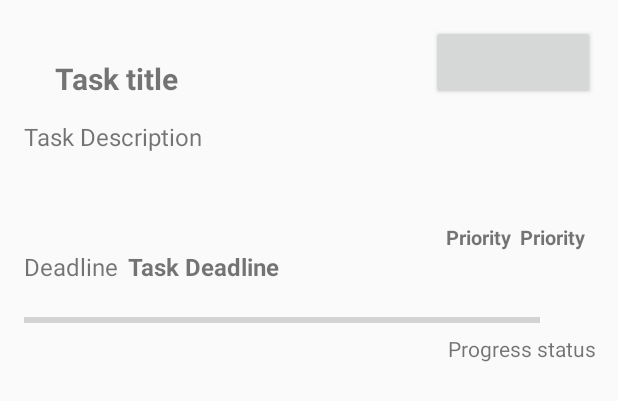
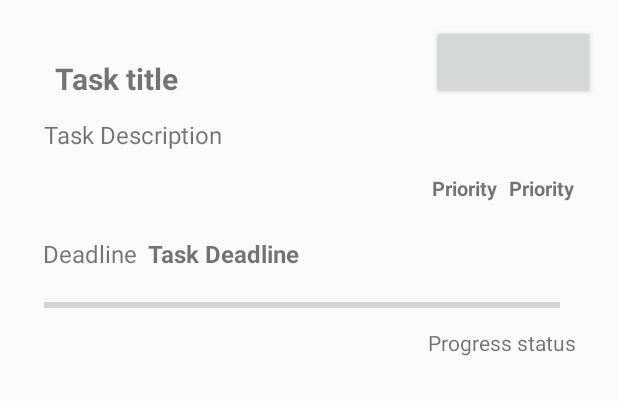
Before and after one commit to AndreaKatona/Projekt-Android-vegleges, an Android app: the layout tasks_list_item.xml on its own in the app's theme, with its tools: preview values and no code run, on a phone screen of 412 x 824 dp. Shown: the top 401 px of the screen. Run offline under Robolectric (Android 15) with nearby library versions, the phone set to English and light mode, and no system bars.

Commit message:
par ui valtoztatas

```diff
--- a/project_retrofit.app/src/main/res/layout/tasks_list_item.xml
+++ b/project_retrofit.app/src/main/res/layout/tasks_list_item.xml
@@ -43,10 +43,9 @@
         android:textStyle="bold"
         app:layout_constraintBottom_toBottomOf="parent"
         app:layout_constraintEnd_toEndOf="parent"
-        app:layout_constraintHorizontal_bias="0.94"
+        app:layout_constraintHorizontal_bias="0.921"
         app:layout_constraintStart_toStartOf="parent"
-        app:layout_constraintTop_toTopOf="parent"
-        app:layout_constraintVertical_bias="0.642" />
+        app:layout_constraintTop_toTopOf="parent" />
 
     <TextView
         android:id="@+id/priorityTextView"
@@ -57,10 +56,35 @@
         android:textStyle="bold"
         app:layout_constraintBottom_toBottomOf="parent"
         app:layout_constraintEnd_toStartOf="@+id/my_task_priority_view"
-        app:layout_constraintHorizontal_bias="0.98"
+        app:layout_constraintHorizontal_bias="0.973"
+        app:layout_constraintStart_toStartOf="parent"
+        app:layout_constraintTop_toTopOf="parent" />
+
+    <TextView
+        android:id="@+id/my_task_description_view"
+        android:layout_width="366dp"
+        android:layout_height="37dp"
+        android:ellipsize="end"
+        android:text="@string/task_description"
+        android:textSize="16sp"
+        app:layout_constraintBottom_toBottomOf="parent"
+        app:layout_constraintEnd_toEndOf="parent"
+        app:layout_constraintHorizontal_bias="0.644"
         app:layout_constraintStart_toStartOf="parent"
         app:layout_constraintTop_toTopOf="parent"
-        app:layout_constraintVertical_bias="0.642" />
+        app:layout_constraintVertical_bias="0.37" />
+
+    <ProgressBar
+        android:id="@+id/progressBar"
+        style="?android:attr/progressBarStyleHorizontal"
+        android:layout_width="344dp"
+        android:layout_height="30dp"
+        app:layout_constraintBottom_toBottomOf="parent"
+        app:layout_constraintEnd_toEndOf="parent"
+        app:layout_constraintHorizontal_bias="0.432"
+        app:layout_constraintStart_toStartOf="parent"
+        app:layout_constraintTop_toTopOf="parent"
+        app:layout_constraintVertical_bias="0.859" />
 
     <TextView
         android:id="@+id/my_task_deadline_view"
@@ -71,48 +95,10 @@
         android:textStyle="bold"
         app:layout_constraintBottom_toBottomOf="parent"
         app:layout_constraintEnd_toEndOf="parent"
-        app:layout_constraintHorizontal_bias="0.497"
+        app:layout_constraintHorizontal_bias="0.573"
         app:layout_constraintStart_toStartOf="parent"
         app:layout_constraintTop_toTopOf="parent"
-        app:layout_constraintVertical_bias="0.735" />
-
-    <TextView
-        android:id="@+id/my_task_description_view"
-        android:layout_width="373dp"
-        android:layout_height="61dp"
-        android:ellipsize="end"
-        android:text="@string/task_description"
-        android:textSize="16sp"
-        app:layout_constraintBottom_toBottomOf="parent"
-        app:layout_constraintEnd_toEndOf="parent"
-        app:layout_constraintHorizontal_bias="0.421"
-        app:layout_constraintStart_toStartOf="parent"
-        app:layout_constraintTop_toTopOf="parent"
-        app:layout_constraintVertical_bias="0.423" />
-
-    <ProgressBar
-        android:id="@+id/progressBar"
-        style="?android:attr/progressBarStyleHorizontal"
-        android:layout_width="344dp"
-        android:layout_height="30dp"
-        app:layout_constraintBottom_toBottomOf="parent"
-        app:layout_constraintEnd_toEndOf="parent"
-        app:layout_constraintHorizontal_bias="0.238"
-        app:layout_constraintStart_toStartOf="parent"
-        app:layout_constraintTop_toTopOf="parent"
-        app:layout_constraintVertical_bias="0.903" />
-
-    <TextView
-        android:id="@+id/progress"
-        android:layout_width="wrap_content"
-        android:layout_height="wrap_content"
-        android:text="@string/progress_status"
-        app:layout_constraintBottom_toBottomOf="parent"
-        app:layout_constraintEnd_toEndOf="parent"
-        app:layout_constraintHorizontal_bias="0.954"
-        app:layout_constraintStart_toStartOf="parent"
-        app:layout_constraintTop_toTopOf="parent"
-        app:layout_constraintVertical_bias="0.966" />
+        app:layout_constraintVertical_bias="0.696" />
 
     <TextView
         android:id="@+id/textViewDeadline"
@@ -122,10 +108,22 @@
         android:textSize="16sp"
         app:layout_constraintBottom_toBottomOf="parent"
         app:layout_constraintEnd_toStartOf="@+id/my_task_deadline_view"
-        app:layout_constraintHorizontal_bias="0.695"
+        app:layout_constraintHorizontal_bias="0.805"
         app:layout_constraintStart_toStartOf="parent"
         app:layout_constraintTop_toTopOf="parent"
-        app:layout_constraintVertical_bias="0.732" />
+        app:layout_constraintVertical_bias="0.692" />
+
+    <TextView
+        android:id="@+id/progress"
+        android:layout_width="wrap_content"
+        android:layout_height="wrap_content"
+        android:text="@string/progress_status"
+        app:layout_constraintBottom_toBottomOf="parent"
+        app:layout_constraintEnd_toEndOf="parent"
+        app:layout_constraintHorizontal_bias="0.91"
+        app:layout_constraintStart_toStartOf="parent"
+        app:layout_constraintTop_toTopOf="parent"
+        app:layout_constraintVertical_bias="0.948" />
 
 
 </androidx.constraintlayout.widget.ConstraintLayout>
```
Also changed, not shown: project_retrofit.app/src/main/res/layout/fragment_details.xml (+13 -12 lines), project_retrofit.app/src/main/res/drawable/crop1.jpg (deleted), project_retrofit.app/src/main/res/drawable/crop1.png (added).
